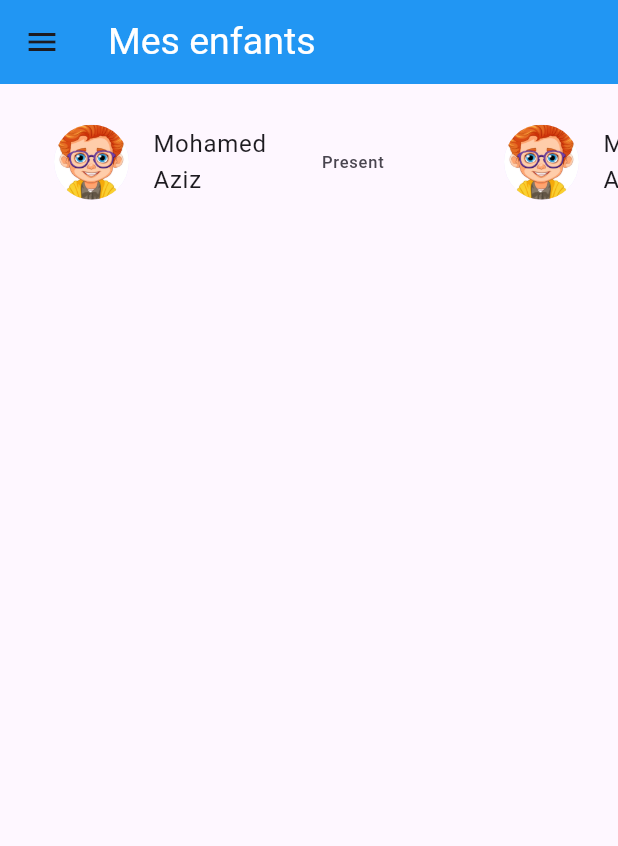
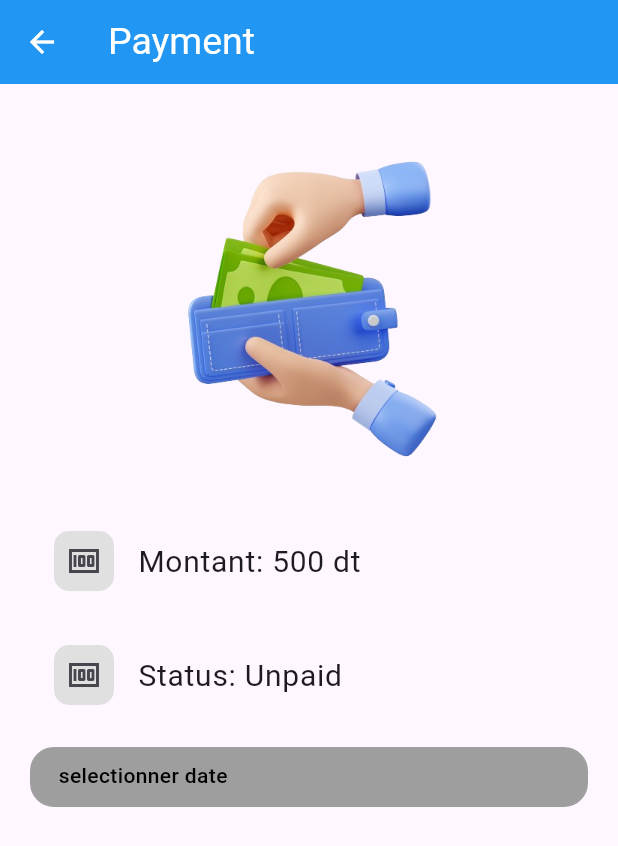
Before and after one commit to rihem435/creche_getx, a Flutter app: the screen it shows after launch, on a phone screen of 412 x 824 dp. Shown: the top 846 px of the screen. Run offline on Flutter 3.47's test engine with Material 3 defaults, Android fonts, the phone set to English and light mode, and no system bars; our stand-ins replace dio, get, get_storage, syncfusion_flutter_datepicker; accounts and stored records are empty.

Commit message:
add screen payment,detaisenfants

```diff
--- a/lib/controllers/home_controller.dart
+++ b/lib/controllers/home_controller.dart
@@ -1,29 +1,37 @@
-import 'dart:convert';
-
 import 'package:app/core/networking/app_url.dart';
 import 'package:app/core/storage/app_storage.dart';
 import 'package:app/models/list_children_model.dart';
 import 'package:dio/dio.dart';
 import 'package:get/get.dart';
+import 'package:syncfusion_flutter_datepicker/datepicker.dart';
 
 class HomeController extends GetxController {
   final dio = Dio();
-  ListChildrenModel? listChildrenModel;
-
-  getChildrenByParent() async {
+  List<ListChildrenModel>? listChildrenModel;
+  Future<List<ListChildrenModel>?> getChildrenByParent() async {
     try {
       var response = await dio
           .get("${AppUrl.getEnfantsByIdParentUrl}${AppStorage.readId()}");
-
       if (response.statusCode == 200) {
-        listChildrenModel = response.data
+        List<dynamic> responseData = response.data;
+        listChildrenModel = responseData
             .map((json) => ListChildrenModel.fromJson(json))
             .toList();
-        print('list enfants=======================>$listChildrenModel');
+        print('list enfant ================>$listChildrenModel');
         return listChildrenModel;
       }
     } catch (e) {
-      print("error=============>$e");
+      print("error=========>$e");
     }
+    return null;
+  }
+
+  String selectedDate = "";
+  void onSelectionChanged(DateRangePickerSelectionChangedArgs args) {
+    if (args.value is DateTime) {
+      selectedDate = args.value.toString().substring(0, 10);
+      //selectedDate.text = args.value.toString().substring(0, 10);
+    }
+    update();
   }
 }
--- a/lib/main.dart
+++ b/lib/main.dart
@@ -1,6 +1,8 @@
 import 'package:app/core/bindings.dart';
+import 'package:app/screen/details_enfant_screen.dart';
 import 'package:app/screen/home_screen.dart';
 import 'package:app/screen/login_screen.dart';
+import 'package:app/screen/payment_screen.dart';
 import 'package:app/screen/sign_up_screen.dart';
 import 'package:flutter/material.dart';
 import 'package:get/get.dart';
@@ -35,7 +37,7 @@ Future<void> main() async {
   runApp(
     GetMaterialApp(
       initialBinding: AllBindings(),
-      home: const HomeScreen(),
+      home: const PaymentScreen(),
     ),
   );
 }
--- /dev/null
+++ b/lib/screen/payment_screen.dart
@@ -0,0 +1,168 @@
+import 'package:app/controllers/home_controller.dart';
+import 'package:app/controllers/profile_controller.dart';
+import 'package:flutter/material.dart';
+import 'package:flutter/widgets.dart';
+import 'package:get/get_state_manager/src/simple/get_state.dart';
+import 'package:syncfusion_flutter_datepicker/datepicker.dart';
+
+class PaymentScreen extends StatelessWidget {
+  const PaymentScreen({super.key});
+
+  @override
+  Widget build(BuildContext context) {
+    return Scaffold(
+      appBar: AppBar(
+        backgroundColor: Colors.blue,
+        leading: IconButton(
+            onPressed: () => Navigator.pop(context),
+            icon: const Icon(
+              Icons.arrow_back,
+              color: Colors.white,
+            )),
+        title: const Text(
+          'Payment',
+          style: TextStyle(
+            fontSize: 25,
+            color: Colors.white,
+          ),
+        ),
+      ),
+      body: Padding(
+        padding: const EdgeInsets.all(
+          20,
+        ),
+        child: Column(children: [
+          Image.asset(
+            "assets/images/payment.png",
+            width: 250,
+          ),
+          const SizedBox(
+            height: 20,
+          ),
+          ListTile(
+            leading: ClipRRect(
+              borderRadius: const BorderRadius.only(
+                bottomLeft: Radius.circular(
+                  10,
+                ),
+                bottomRight: Radius.circular(
+                  10,
+                ),
+                topLeft: Radius.circular(
+                  10,
+                ),
+                topRight: Radius.circular(
+                  10,
+                ),
+              ),
+              child: Container(
+                padding: const EdgeInsets.all(8),
+                color: Colors.grey[300],
+                child: const Icon(
+                  Icons.money,
+                ),
+              ),
+            ),
+            title:
+                const Text("Montant: 500 dt", style: TextStyle(fontSize: 20)),
+          ),
+          const SizedBox(
+            height: 20,
+          ),
+          ListTile(
+            leading: ClipRRect(
+              borderRadius: const BorderRadius.only(
+                bottomLeft: Radius.circular(
+                  10,
+                ),
+                bottomRight: Radius.circular(
+                  10,
+                ),
+                topLeft: Radius.circular(
+                  10,
+                ),
+                topRight: Radius.circular(
+                  10,
+                ),
+              ),
+              child: Container(
+                padding: const EdgeInsets.all(8),
+                color: Colors.grey[300],
+                child: const Icon(
+                  Icons.money,
+                ),
+              ),
+            ),
+            title: const Text("Status: Unpaid", style: TextStyle(fontSize: 20)),
+          ),
+          const SizedBox(
+            height: 20,
+          ),
+          GetBuilder<HomeController>(builder: (controller) {
+            return Column(
+              children: [
+                InkWell(
+                  child: Container(
+                    height: 40,
+                    width: MediaQuery.sizeOf(context).width,
+                    padding: const EdgeInsets.only(left: 18, top: 8, bottom: 8),
+                    decoration: BoxDecoration(
+                      color: Colors.grey,
+                      borderRadius: BorderRadius.circular(16),
+                      border: Border.all(
+                        color: Colors.grey,
+                        width: 1,
+                      ),
+                    ),
+                    child: controller.selectedDate.isEmpty
+                        ? const Text(
+                            "selectionner date",
+                            style: TextStyle(
+                              fontSize: 14,
+                              fontWeight: FontWeight.w500,
+                              color: Colors.black,
+                            ),
+                          )
+                        : Text(
+                            controller.selectedDate.toString(),
+                            style: const TextStyle(
+                              fontSize: 14,
+                              fontWeight: FontWeight.w500,
+                              color: Colors.black,
+                            ),
+                          ),
+                  ),
+                  onTap: () {
+                    showDialog(
+                      context: context,
+                      builder: (BuildContext context) {
+                        return SizedBox(
+                            height: 250,
+                            child: Card(
+                                child: SfDateRangePicker(
+                              showActionButtons: true,
+                              onSubmit: (p0) {
+                                print('value=============>$p0');
+                                Navigator.pop(context);
+                              },
+                              onCancel: () {
+                                Navigator.pop(context);
+                              },
+                              cancelText: "fermer",
+                              confirmText: "confirmer",
+                              onSelectionChanged: controller.onSelectionChanged,
+                              selectionMode:
+                                  DateRangePickerSelectionMode.single,
+                            )));
+                      },
+                    );
+                  },
+                ),
+              ],
+            );
+          }),
+        ]),
+      ),
+    );
+  }
+}
--- a/pubspec.yaml
+++ b/pubspec.yaml
@@ -38,6 +38,7 @@ dependencies:
   dio: ^5.5.0+1
   get_storage: ^2.1.1
   get: ^4.6.6
+  syncfusion_flutter_datepicker: ^26.2.7
 
 dev_dependencies:
   flutter_test:
```
Also changed, not shown: lib/screen/details_enfant_screen.dart (added, +136 -0 lines), lib/screen/home_screen.dart (+97 -32 lines), assets/images/no_data.jpg (added), assets/images/payment.png (added), pubspec.lock.
